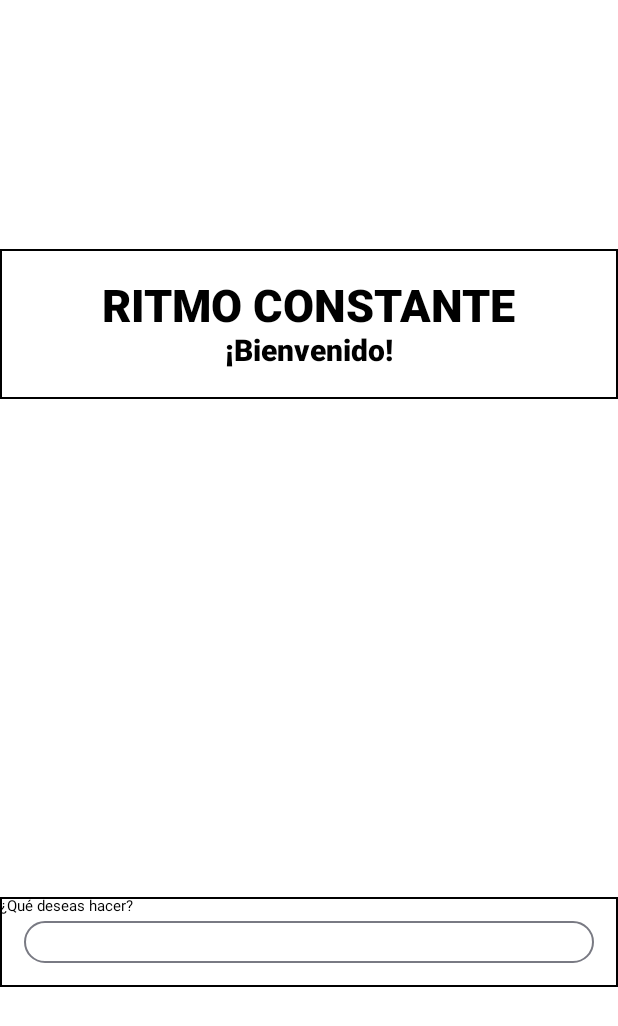
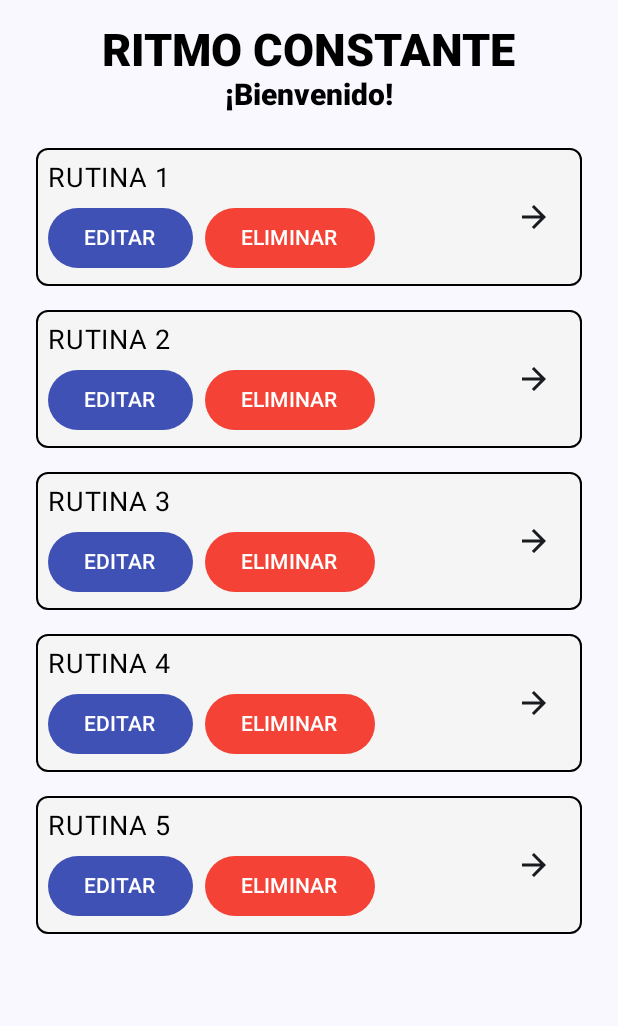
Before and after one commit to Felipesf76/exercise_app, an Android app built with Jetpack Compose: the screen it shows after launch (MainActivity), on a phone screen of 412 x 824 dp. Shown: the top 1026 px of the screen. Run offline under Robolectric (Android 15) with nearby library versions, the phone set to English and light mode, and no system bars.

Commit message:
manageRoutineView frontend only

```diff
--- a/app/src/main/java/com/example/exercise_app/MainActivity.kt
+++ b/app/src/main/java/com/example/exercise_app/MainActivity.kt
@@ -8,7 +8,7 @@ import androidx.compose.foundation.layout.fillMaxSize
 import androidx.compose.material3.Scaffold
 import androidx.compose.ui.Modifier
 import com.example.exercise_app.ui.theme.Exercise_appTheme
-import com.example.exercise_app.views.home.BoxHomeScreen
+import com.example.exercise_app.views.home.ManageRoutineView
 
 class MainActivity : ComponentActivity() {
     override fun onCreate(savedInstanceState: Bundle?) {
@@ -17,7 +17,7 @@ class MainActivity : ComponentActivity() {
         setContent {
             Exercise_appTheme {
                 Scaffold(modifier = Modifier.fillMaxSize()) { innerPadding ->
-                    BoxHomeScreen(innerPadding)
+                    ManageRoutineView(innerPadding)
                 }
             }
         }
--- /dev/null
+++ b/app/src/main/java/com/example/exercise_app/views/components/routineCard.kt
@@ -0,0 +1,64 @@
+package com.example.exercise_app.views.components
+
+import android.util.Log
+import androidx.compose.foundation.BorderStroke
+import androidx.compose.foundation.layout.*
+import androidx.compose.foundation.shape.RoundedCornerShape
+import androidx.compose.material.icons.Icons
+import androidx.compose.material.icons.filled.ArrowForward
+import androidx.compose.material3.*
+import androidx.compose.runtime.Composable
+import androidx.compose.ui.Alignment
+import androidx.compose.ui.Modifier
+import androidx.compose.ui.graphics.Color
+import androidx.compose.ui.unit.dp
+import androidx.compose.ui.unit.sp
+
+@Composable
+fun RoutineCard(routineName: String) {
+    Card(
+        border = BorderStroke(1.dp, Color.Black),
+        shape = RoundedCornerShape(8.dp),
+        colors = CardDefaults.cardColors(
+            containerColor = Color(0xFFF5F5F5)
+        ),
+        modifier = Modifier
+            .fillMaxWidth()
+            .padding(8.dp)
+    ) {
+        Row(
+            verticalAlignment = Alignment.CenterVertically,
+            modifier = Modifier
+                .padding(8.dp)
+        ) {
+            Column(
+                modifier = Modifier
+                    .weight(1f)
+            ) {
+                Text(text = routineName, fontSize = 18.sp, color = Color.Black)
+                Row(
+                    horizontalArrangement = Arrangement.spacedBy(8.dp),
+                    modifier = Modifier.padding(top = 4.dp)
+                ) {
+                    Button(
+                        onClick = { Log.d("RoutineCard", "Editando $routineName") },
+                        colors = ButtonDefaults.buttonColors(containerColor = Color(0xFF3F51B5))
+                    ) {
+                        Text("EDITAR", color = Color.White)
+                    }
+
+                    Button(
+                        onClick = { Log.d("RoutineCard", "Eliminando $routineName") },
+                        colors = ButtonDefaults.buttonColors(containerColor = Color(0xFFF44336))
+                    ) {
+                        Text("ELIMINAR", color = Color.White)
+                    }
+                }
+            }
+
+            IconButton(onClick = { Log.d("RoutineCard", "Iniciando entrenamiento $routineName") }) {
+                Icon(imageVector = Icons.Default.ArrowForward, contentDescription = "Iniciar")
+            }
+        }
+    }
+}
--- /dev/null
+++ b/app/src/main/java/com/example/exercise_app/views/home/manageRoutineView.kt
@@ -0,0 +1,53 @@
+package com.example.exercise_app.views.home
+
+import androidx.compose.foundation.layout.*
+import androidx.compose.runtime.Composable
+import androidx.compose.ui.Modifier
+import androidx.compose.ui.unit.dp
+import com.example.exercise_app.views.components.RoutineCard
+import androidx.compose.ui.Alignment
+import androidx.compose.material3.Text
+import androidx.compose.ui.graphics.Color
+import androidx.compose.ui.text.TextStyle
+import androidx.compose.ui.unit.sp
+import androidx.compose.ui.text.font.FontWeight
+import androidx.compose.ui.res.stringResource
+import com.example.exercise_app.R
+
+@Composable
+fun TitleManageRoutine() {
+    Column (
+        modifier = Modifier.fillMaxWidth(),
+        horizontalAlignment = Alignment.CenterHorizontally,
+    ) {
+        Text(
+            text = stringResource(R.string.title_home),
+            style = TextStyle(
+                color = Color.Black,
+                fontSize = 30.sp,
+                fontWeight = FontWeight.Black
+            )
+        )
+        Text(
+            text = stringResource(R.string.welcome),
+            style = TextStyle(
+                color = Color.Black,
+                fontSize = 20.sp,
+                fontWeight = FontWeight.Black
+            )
+        )
+    }
+}
+
+@Composable
+fun ManageRoutineView(padding: PaddingValues) {
+    val routines = listOf("RUTINA 1", "RUTINA 2", "RUTINA 3", "RUTINA 4", "RUTINA 5")
+
+    Column(modifier = Modifier.padding(padding).padding(16.dp)) {
+        TitleHomePage()
+        Spacer(modifier = Modifier.height(16.dp))
+        routines.forEach { routine ->
+            RoutineCard(routineName = routine)
+        }
+    }
+}
```
